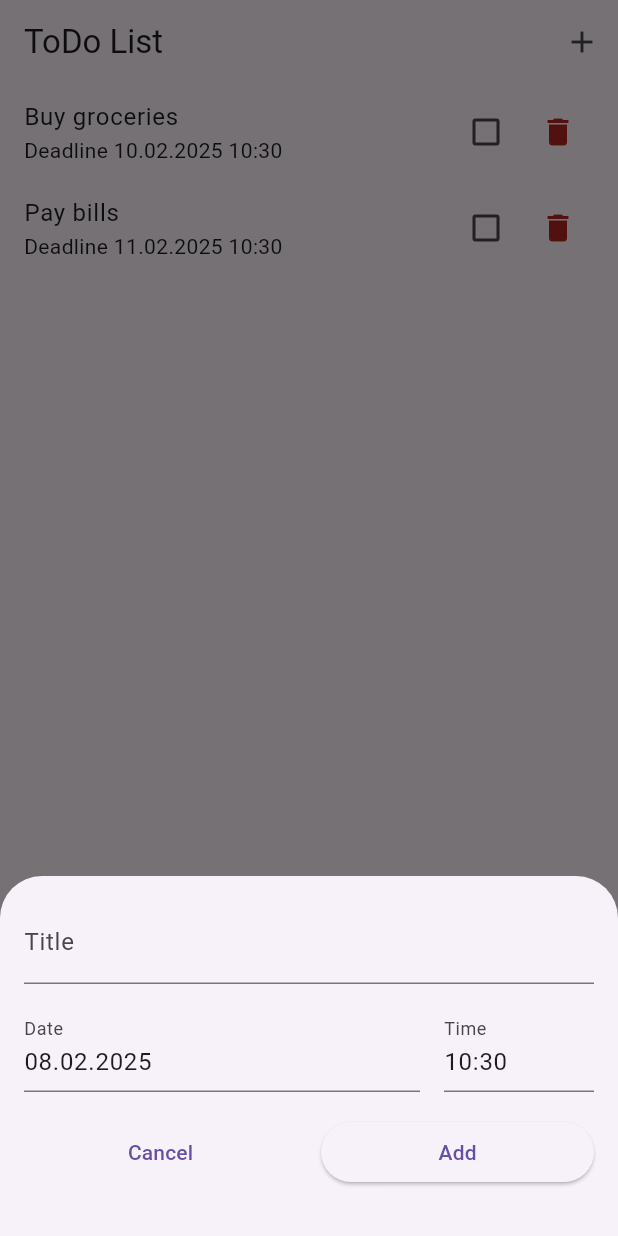
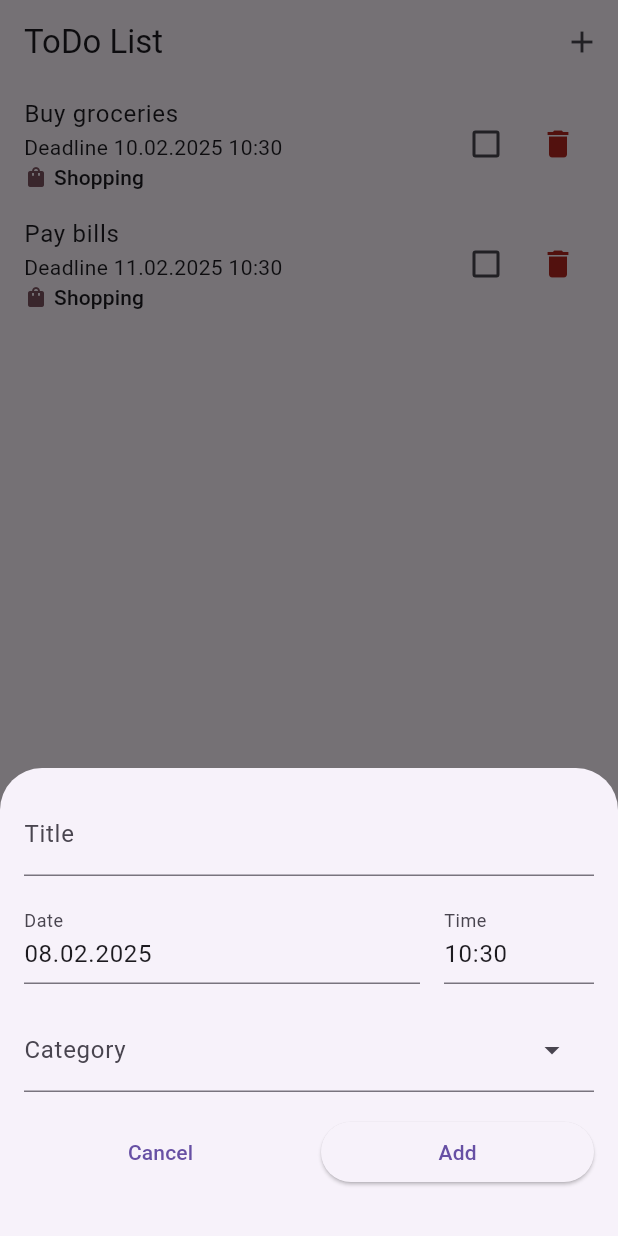
Before and after one commit to Dana-Nam/hw_26, a Flutter app: the screen it shows after launch, after a tap on the "delete" icon, after a tap on the "add" icon, on a phone screen of 412 x 824 dp. Run offline on Flutter 3.47's test engine with Material 3 defaults, Android fonts, the phone set to English and light mode, and no system bars.

```diff
--- /dev/null
+++ b/lib/data/categories_data.dart
@@ -0,0 +1,25 @@
+import 'package:flutter/material.dart';
+import 'package:hw_26/models/task_category.dart';
+
+final categories = [
+  TaskCategory(
+    id: 'shopping',
+    title: 'Shopping',
+    icon: Icons.shopping_bag,
+  ),
+  TaskCategory(
+    id: 'meetings',
+    title: 'Meetings',
+    icon: Icons.people,
+  ),
+  TaskCategory(
+    id: 'job',
+    title: 'Job',
+    icon: Icons.work,
+  ),
+  TaskCategory(
+    id: 'education',
+    title: 'Education',
+    icon: Icons.cast_for_education,
+  ),
+];
--- a/lib/models/task.dart
+++ b/lib/models/task.dart
@@ -1,18 +1,26 @@
+import '../data/categories_data.dart';
+
 class Task {
   String title;
   bool isCompleted;
   DateTime? completeDate;
   final DateTime deadlineDate;
+  final String categoryId;
 
   Task({
     required this.title,
     required this.deadlineDate,
     this.isCompleted = false,
     this.completeDate,
+    required this.categoryId,
   });
 
   void completeTask() {
     isCompleted = !isCompleted;
     completeDate = isCompleted ? DateTime.now() : null;
   }
+
+  get category {
+    return categories.firstWhere((category) => category.id == categoryId);
+  }
 }
--- /dev/null
+++ b/lib/models/task_category.dart
@@ -0,0 +1,13 @@
+import 'package:flutter/material.dart';
+
+class TaskCategory {
+  final String id;
+  final String title;
+  final IconData icon;
+
+  TaskCategory({
+    required this.id,
+    required this.title,
+    required this.icon,
+  });
+}
--- a/lib/todo_list.dart
+++ b/lib/todo_list.dart
@@ -13,13 +13,17 @@ class TodoList extends StatefulWidget {
 class _TodoListState extends State<TodoList> {
   List<Task> tasks = [
     Task(
-        title: "Call Mom", deadlineDate: DateTime.now().add(Duration(days: 1))),
+        title: "Call Mom",
+        deadlineDate: DateTime.now().add(Duration(days: 1)),
+        categoryId: 'meetings'),
     Task(
         title: "Buy groceries",
-        deadlineDate: DateTime.now().add(Duration(days: 2))),
+        deadlineDate: DateTime.now().add(Duration(days: 2)),
+        categoryId: 'shopping'),
     Task(
         title: "Pay bills",
-        deadlineDate: DateTime.now().add(Duration(days: 3))),
+        deadlineDate: DateTime.now().add(Duration(days: 3)),
+        categoryId: 'shopping'),
   ];
 
   void toggleTaskCompletion(int index) {
--- a/lib/widgets/new_task.dart
+++ b/lib/widgets/new_task.dart
@@ -1,6 +1,8 @@
 import 'package:flutter/material.dart';
+import '../data/categories_data.dart';
 import '../helpers/format_datetime.dart';
 import '../models/task.dart';
+import '../models/task_category.dart';
 
 class NewTask extends StatefulWidget {
   final void Function(Task newTask) onTaskCreated;
@@ -15,6 +17,7 @@ class _NewTaskState extends State<NewTask> {
   var title = '';
   var selectedDate = DateTime.now();
   var selectedTimeOfDay = TimeOfDay.now();
+  String? selectedCategory;
 
   final dateController = TextEditingController();
   final timeController = TextEditingController();
@@ -32,6 +35,9 @@ class _NewTaskState extends State<NewTask> {
 
   void onSaved() {
     if (title.trim().isEmpty) return;
+    if (selectedCategory == null) {
+      return;
+    }
     final dateTime = DateTime(
       selectedDate.year,
       selectedDate.month,
@@ -42,6 +48,7 @@ class _NewTaskState extends State<NewTask> {
     final newTask = Task(
       title: title.trim(),
       deadlineDate: dateTime,
+      categoryId: selectedCategory!,
     );
     widget.onTaskCreated(newTask);
     Navigator.pop(context);
@@ -83,6 +90,9 @@ class _NewTaskState extends State<NewTask> {
 
   @override
   Widget build(BuildContext context) {
+    final theme = Theme.of(context);
+    final bottomInset = MediaQuery.of(context).viewInsets.bottom;
+
     return Padding(
       padding: const EdgeInsets.all(16.0),
       child: Column(
@@ -117,6 +127,21 @@ class _NewTaskState extends State<NewTask> {
               ),
             ],
           ),
+          SizedBox(height: 16),
+          DropdownMenu(
+              expandedInsets: EdgeInsets.zero,
+              label: Text('Category'),
+              inputDecorationTheme: theme.inputDecorationTheme,
+              onSelected: (value) => setState(() => selectedCategory = value),
+              dropdownMenuEntries: categories
+                  .map(
+                    (category) => DropdownMenuEntry(
+                      value: category.id,
+                      leadingIcon: Icon(category.icon),
+                      label: category.title,
+                    ),
+                  )
+                  .toList()),
           const SizedBox(height: 16),
           Row(
             children: [
--- a/lib/widgets/task_card.dart
+++ b/lib/widgets/task_card.dart
@@ -2,6 +2,7 @@ import 'package:flutter/material.dart';
 
 import '../helpers/format_datetime.dart';
 import '../models/task.dart';
+import '../models/task_category.dart';
 
 class TaskCard extends StatelessWidget {
   final Task task;
@@ -23,6 +24,8 @@ class TaskCard extends StatelessWidget {
       decoration: task.isCompleted ? TextDecoration.lineThrough : null,
       color: task.isCompleted ? theme.disabledColor : null,
     );
+    final titleSmallStyle = theme.textTheme.titleSmall!;
+    final category = task.category;
 
     Color completionDateColor = Colors.black;
     String completionDateText = '';
@@ -54,6 +57,20 @@ class TaskCard extends StatelessWidget {
                   completionDateText,
                   style: TextStyle(color: completionDateColor),
                 ),
+              Row(
+                children: [
+                  Icon(
+                    category.icon,
+                    size: 16,
+                    color: theme.colorScheme.tertiary,
+                  ),
+                  SizedBox(width: 4),
+                  Text(
+                    category.title,
+                    style: titleSmallStyle,
+                  ),
+                ],
+              ),
             ],
           ),
           Row(
```
